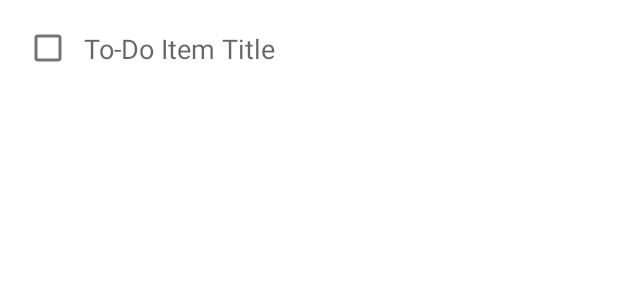
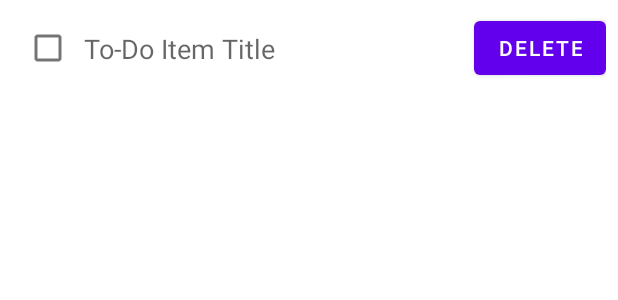
Before and after one commit to BiancaBalasa/Android-Project, an Android app: the layout list_item_todo.xml on its own in the app's theme, with its tools: preview values and no code run, on a phone screen of 412 x 824 dp. Shown: the top 300 px of the screen. Run offline under Robolectric (Android 15) with nearby library versions, the phone set to English and light mode, and no system bars.

Commit message:
added delete button functionality for each toDoItem

```diff
--- a/app/src/main/res/layout-land/list_item_todo.xml
+++ b/app/src/main/res/layout-land/list_item_todo.xml
@@ -3,7 +3,7 @@
     xmlns:app="http://schemas.android.com/apk/res-auto"
     android:layout_width="match_parent"
     android:layout_height="wrap_content"
-    android:padding="4dp">
+    android:padding="8dp">
 
     <CheckBox
         android:id="@+id/todo_item_checkbox"
@@ -26,4 +26,13 @@
         app:layout_constraintTop_toTopOf="parent"
         app:layout_constraintBottom_toBottomOf="parent" />
 
+    <Button
+        android:id="@+id/delete_button"
+        android:layout_width="wrap_content"
+        android:layout_height="wrap_content"
+        android:text="delete"
+        app:layout_constraintEnd_toEndOf="parent"
+        app:layout_constraintTop_toTopOf="parent"
+        app:layout_constraintBottom_toBottomOf="parent"/>
+
 </androidx.constraintlayout.widget.ConstraintLayout>
--- a/app/src/main/res/layout/list_item_todo.xml
+++ b/app/src/main/res/layout/list_item_todo.xml
@@ -25,4 +25,13 @@
         app:layout_constraintTop_toTopOf="parent"
         app:layout_constraintBottom_toBottomOf="parent" />
 
+    <Button
+        android:id="@+id/delete_button"
+        android:layout_width="wrap_content"
+        android:layout_height="wrap_content"
+        android:text="delete"
+        app:layout_constraintEnd_toEndOf="parent"
+        app:layout_constraintTop_toTopOf="parent"
+        app:layout_constraintBottom_toBottomOf="parent"/>
+
 </androidx.constraintlayout.widget.ConstraintLayout>
```
Also changed, not shown: app/src/main/java/com/example/todolists/ToDoListAdapter.java (+24 -3 lines).
